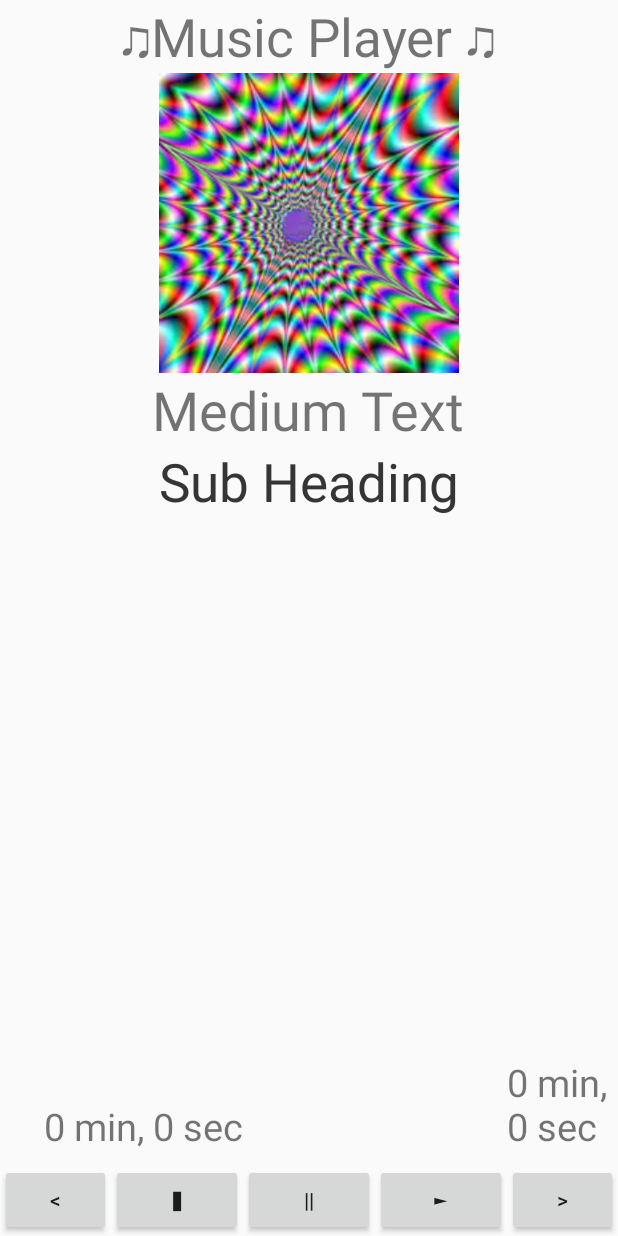
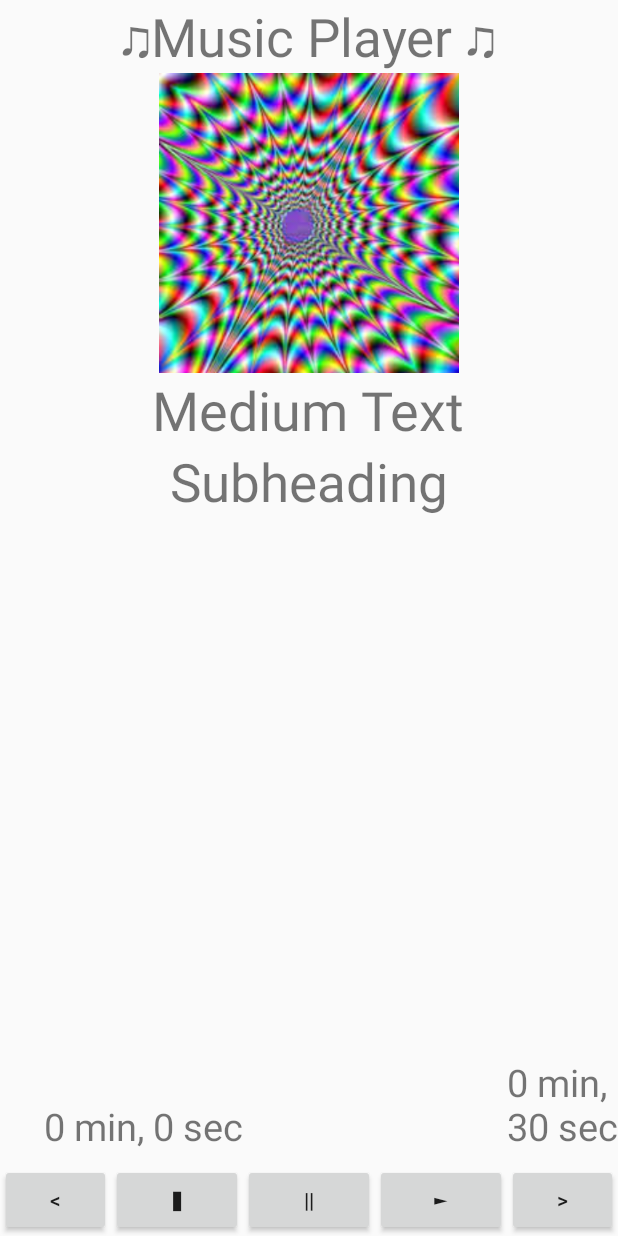
Before and after one commit to gassamaj/MusicPlayer, an Android app: the screen it shows after launch (MainActivity), on a phone screen of 412 x 824 dp. Run offline under Robolectric (Android 15) with nearby library versions, the phone set to English and light mode, and no system bars.

Commit message:
Updates
My 0 min and 0 seconds on the right works

```diff
--- a/app/src/main/java/com/example/student/musicplayer/MainActivity.java
+++ b/app/src/main/java/com/example/student/musicplayer/MainActivity.java
@@ -19,6 +19,7 @@ import android.widget.Toast;
 
 public class MainActivity extends AppCompatActivity {
     private Handler myHandler = new Handler();
+
 
 
 
@@ -58,7 +59,7 @@ public int  currentTimeMS;
         currentMinutes =(int) (currentTimeMS/1000/60);
 //        currentMinutes + currentTimeMS.song1.getCurrentPosition();
         currentSeconds = ((int)(currentTimeMS/1000)) %60;
-        endTimeViewVar.setText(currentMinutes+ " min, "+currentSeconds + " sec");
+        endTimeViewVar.setText(endMinutes+ " min, "+endSeconds + " sec");
         currentTimeViewVar.setText( currentMinutes+ " min, "+currentSeconds + " sec");
         myHandler.postDelayed(UpdateSongTime, 100);
 
@@ -67,10 +68,9 @@ public int  currentTimeMS;
 
     private Runnable UpdateSongTime = new Runnable() {
         public void run() {
-
             currentTimeMS = song1.getCurrentPosition();
-            currentMinutes =(int) (currentTimeMS/1000/60);
-            currentSeconds = ((int)(currentTimeMS/1000)) %60;
+           int currentMinutes =(int) (currentTimeMS/1000/60);
+            int currentSeconds = ((int)(currentTimeMS/1000)) %60;
             currentTimeViewVar.setText(currentMinutes+ " min, "+currentSeconds + " sec");
 
             myHandler.postDelayed(this, 100);
@@ -143,7 +143,7 @@ public int  currentTimeMS;
         }
 
         Context context = getApplicationContext();
-        CharSequence text = "fastforward";
+        CharSequence text = "fastfoward";
         int duration = Toast.LENGTH_SHORT;
         Toast myMessage= Toast.makeText(context, text, duration);
         myMessage.show();
--- a/app/src/main/res/layout/content_main.xml
+++ b/app/src/main/res/layout/content_main.xml
@@ -14,6 +14,7 @@
     android:text=" 0  min , 0 sec"
     android:textSize="25sp"
     android:layout_gravity="center"/>
+
 
     <TextView
         android:layout_width="wrap_content"
@@ -63,18 +64,9 @@
             android:layout_height="wrap_content"
             android:layout_below="@id/text"
             android:layout_centerHorizontal="true"
-            android:text="Sub Heading"
+            android:text="Subheading"
             android:textSize="35sp"
             android:layout_gravity="center"/>
-
-    <TextView
-        android:layout_width="wrap_content"
-        android:layout_height="wrap_content"
-        android:layout_below="@id/text"
-        android:layout_centerHorizontal="true"
-        android:text="Sub Heading"
-        android:textSize="35sp"
-        android:layout_gravity="center"/>
 
 
 
```
Also changed, not shown: 2 other files.
